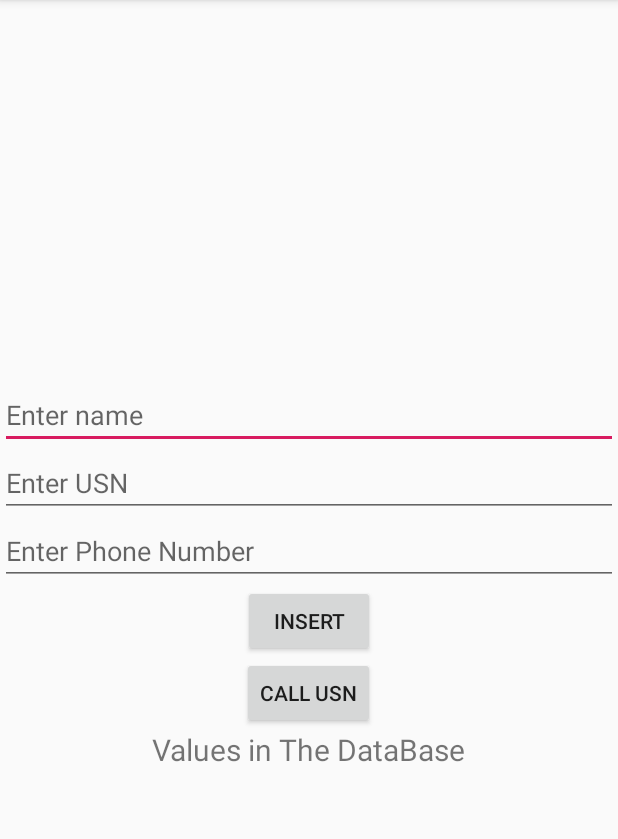
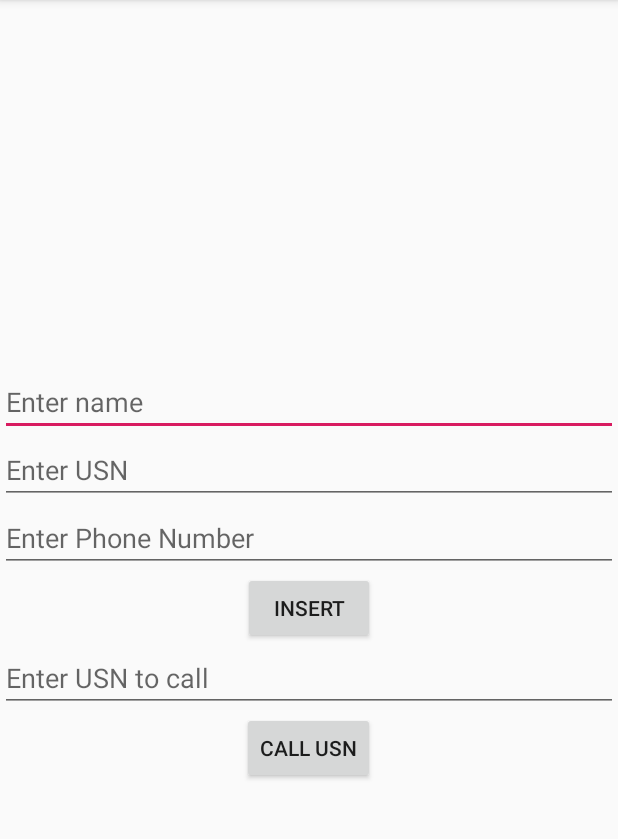
Before and after one commit to DroidFreak32/MADLabApps, an Android app: the screen it shows after launch (MainActivity), after a tap on "CALL USN", on a phone screen of 412 x 824 dp, the part 84-923 px from its top. Run offline under Robolectric (Android 15) with nearby library versions, the phone set to English and light mode, and no system bars.

Commit message:
Use the new EditText to call the usn

```diff
--- a/app/src/main/java/com/example/student/mad_labapp/MainActivity.java
+++ b/app/src/main/java/com/example/student/mad_labapp/MainActivity.java
@@ -20,7 +20,7 @@ public class MainActivity extends AppCompatActivity {
     SQLiteDatabase db;
     Button insert;
     Button call;
-    EditText name, usn, phone;
+    EditText name, usn, phone, callUSN_et;
     List<String> studentList;
     ArrayAdapter adapter;
 
@@ -35,6 +35,7 @@ public class MainActivity extends AppCompatActivity {
         call = findViewById(R.id.call);
         name = findViewById(R.id.name_input);
         usn = findViewById(R.id.usn_input);
+        callUSN_et = findViewById(R.id.callUSN);
         phone = findViewById(R.id.phone_input);
 
         insert.setOnClickListener(new View.OnClickListener() {
@@ -62,7 +63,7 @@ public class MainActivity extends AppCompatActivity {
         call.setOnClickListener(new View.OnClickListener() {
             @Override
             public void onClick(View v) {
-                String callUSN = usn.getText().toString();
+                String callUSN = callUSN_et.getText().toString();
                 if (callUSN.equals(""))
                     Toast.makeText(getApplicationContext(), "Enter USN", Toast.LENGTH_SHORT).show();
                 else {
--- a/app/src/main/res/layout/activity_main.xml
+++ b/app/src/main/res/layout/activity_main.xml
@@ -34,17 +34,18 @@
         android:layout_height="wrap_content"
         android:text="Insert" />
 
+    <EditText
+        android:id="@+id/callUSN"
+        android:layout_width="match_parent"
+        android:layout_height="wrap_content"
+        android:ems="10"
+        android:hint="Enter USN to call" />
+
     <Button
         android:id="@+id/call"
         android:layout_width="wrap_content"
         android:layout_height="wrap_content"
         android:text="CALL USN" />
 
-    <TextView
-        android:layout_width="wrap_content"
-        android:layout_height="wrap_content"
-        android:text="Values in The DataBase"
-        android:textSize="20dp" />
-
 
 </LinearLayout>
```
